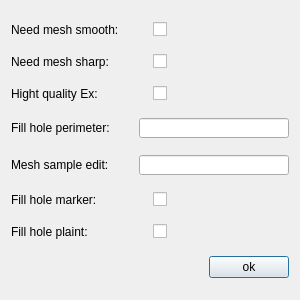
Shining3D/sdk-demo-cpp-rapid, file RapidScan/simplify.ui: the form before one commit.
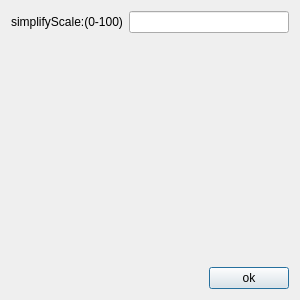
The form after the commit.

Diff of the .ui file:
```diff
--- a/RapidScan/simplify.ui
+++ b/RapidScan/simplify.ui
@@ -18,8 +18,8 @@
   </property>
   <property name="maximumSize">
    <size>
-    <width>300</width>
-    <height>300</height>
+    <width>16777215</width>
+    <height>16777215</height>
    </size>
   </property>
   <property name="windowTitle">
@@ -31,152 +31,19 @@
      <item>
       <widget class="QLabel" name="label">
        <property name="text">
-        <string>Need mesh smooth:</string>
+        <string>simplifyScale:(0-100)</string>
        </property>
       </widget>
      </item>
      <item>
-      <widget class="QCheckBox" name="checkBox">
-       <property name="text">
-        <string/>
-       </property>
-      </widget>
+      <widget class="QLineEdit" name="lineEdit_3"/>
      </item>
     </layout>
    </item>
    <item row="1" column="0">
-    <layout class="QHBoxLayout" name="horizontalLayout_2">
-     <item>
-      <widget class="QLabel" name="label_2">
-       <property name="text">
-        <string>Need mesh sharp:</string>
-       </property>
-      </widget>
-     </item>
-     <item>
-      <widget class="QCheckBox" name="checkBox_2">
-       <property name="text">
-        <string/>
-       </property>
-      </widget>
-     </item>
-    </layout>
+    <widget class="QWidget" name="widget" native="true"/>
    </item>
    <item row="2" column="0">
-    <layout class="QHBoxLayout" name="horizontalLayout_3">
-     <item>
-      <widget class="QLabel" name="label_3">
-       <property name="text">
-        <string>Hight quality Ex:</string>
-       </property>
-      </widget>
-     </item>
-     <item>
-      <widget class="QCheckBox" name="checkBox_3">
-       <property name="text">
-        <string/>
-       </property>
-      </widget>
-     </item>
-    </layout>
-   </item>
-   <item row="3" column="0">
-    <layout class="QHBoxLayout" name="horizontalLayout_4">
-     <item>
-      <widget class="QLabel" name="label_4">
-       <property name="text">
-        <string>Fill hole perimeter:</string>
-       </property>
-      </widget>
-     </item>
-     <item>
-      <widget class="QLineEdit" name="lineEdit">
-       <property name="minimumSize">
-        <size>
-         <width>150</width>
-         <height>20</height>
-        </size>
-       </property>
-       <property name="maximumSize">
-        <size>
-         <width>150</width>
-         <height>20</height>
-        </size>
-       </property>
-       <property name="alignment">
-        <set>Qt::AlignRight|Qt::AlignTrailing|Qt::AlignVCenter</set>
-       </property>
-      </widget>
-     </item>
-    </layout>
-   </item>
-   <item row="4" column="0">
-    <layout class="QHBoxLayout" name="horizontalLayout_5">
-     <item>
-      <widget class="QLabel" name="label_5">
-       <property name="text">
-        <string>Mesh sample edit:</string>
-       </property>
-      </widget>
-     </item>
-     <item>
-      <widget class="QLineEdit" name="lineEdit_2">
-       <property name="minimumSize">
-        <size>
-         <width>150</width>
-         <height>20</height>
-        </size>
-       </property>
-       <property name="maximumSize">
-        <size>
-         <width>150</width>
-         <height>20</height>
-        </size>
-       </property>
-       <property name="alignment">
-        <set>Qt::AlignRight|Qt::AlignTrailing|Qt::AlignVCenter</set>
-       </property>
-      </widget>
-     </item>
-    </layout>
-   </item>
-   <item row="5" column="0">
-    <layout class="QHBoxLayout" name="horizontalLayout_6">
-     <item>
-      <widget class="QLabel" name="label_6">
-       <property name="text">
-        <string>Fill hole marker:</string>
-       </property>
-      </widget>
-     </item>
-     <item>
-      <widget class="QCheckBox" name="checkBox_4">
-       <property name="text">
-        <string/>
-       </property>
-      </widget>
-     </item>
-    </layout>
-   </item>
-   <item row="6" column="0">
-    <layout class="QHBoxLayout" name="horizontalLayout_7">
-     <item>
-      <widget class="QLabel" name="label_7">
-       <property name="text">
-        <string>Fill hole plaint:</string>
-       </property>
-      </widget>
-     </item>
-     <item>
-      <widget class="QCheckBox" name="checkBox_5">
-       <property name="text">
-        <string/>
-       </property>
-      </widget>
-     </item>
-    </layout>
-   </item>
-   <item row="7" column="0">
     <layout class="QHBoxLayout" name="horizontalLayout_8">
      <item>
       <spacer name="horizontalSpacer">
```
Left out of the diff: 4 changed lines with no effect on the pictures.
